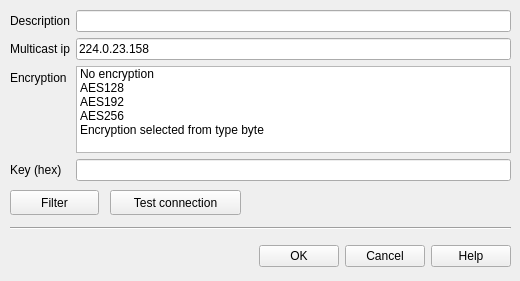
Before: the Qt Designer form src/cdlgconnsettingsmulticast.ui in grodansparadis/vscp-works-qt, drawn with Qt 5.
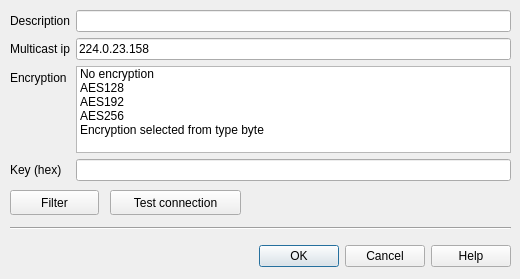
After: the same form once the commit is applied.

Commit message: WS1 and WS2 connection dialogs in place

What changed in the file:
```diff
--- a/src/cdlgconnsettingsmulticast.ui
+++ b/src/cdlgconnsettingsmulticast.ui
@@ -7,7 +7,7 @@
     <x>0</x>
     <y>0</y>
     <width>520</width>
-    <height>281</height>
+    <height>279</height>
    </rect>
   </property>
   <property name="baseSize">
@@ -22,9 +22,9 @@
   <widget class="QDialogButtonBox" name="buttonBox">
    <property name="geometry">
     <rect>
-     <x>0</x>
-     <y>100</y>
-     <width>511</width>
+     <x>10</x>
+     <y>240</y>
+     <width>501</width>
      <height>32</height>
     </rect>
    </property>
@@ -32,10 +32,10 @@
     <enum>Qt::Horizontal</enum>
    </property>
    <property name="standardButtons">
-    <set>QDialogButtonBox::Cancel|QDialogButtonBox::Ok</set>
+    <set>QDialogButtonBox::Cancel|QDialogButtonBox::Help|QDialogButtonBox::Ok</set>
    </property>
    <property name="centerButtons">
-    <bool>true</bool>
+    <bool>false</bool>
    </property>
   </widget>
   <widget class="QWidget" name="formLayoutWidget">
@@ -146,25 +146,6 @@
     </item>
    </layout>
   </widget>
-  <widget class="QDialogButtonBox" name="buttonBox_2">
-   <property name="geometry">
-    <rect>
-     <x>10</x>
-     <y>240</y>
-     <width>501</width>
-     <height>32</height>
-    </rect>
-   </property>
-   <property name="orientation">
-    <enum>Qt::Horizontal</enum>
-   </property>
-   <property name="standardButtons">
-    <set>QDialogButtonBox::Cancel|QDialogButtonBox::Help|QDialogButtonBox::Ok</set>
-   </property>
-   <property name="centerButtons">
-    <bool>false</bool>
-   </property>
-  </widget>
   <widget class="QPushButton" name="btnSetFilter">
    <property name="geometry">
     <rect>
```
The commit also changes 11 other files.
